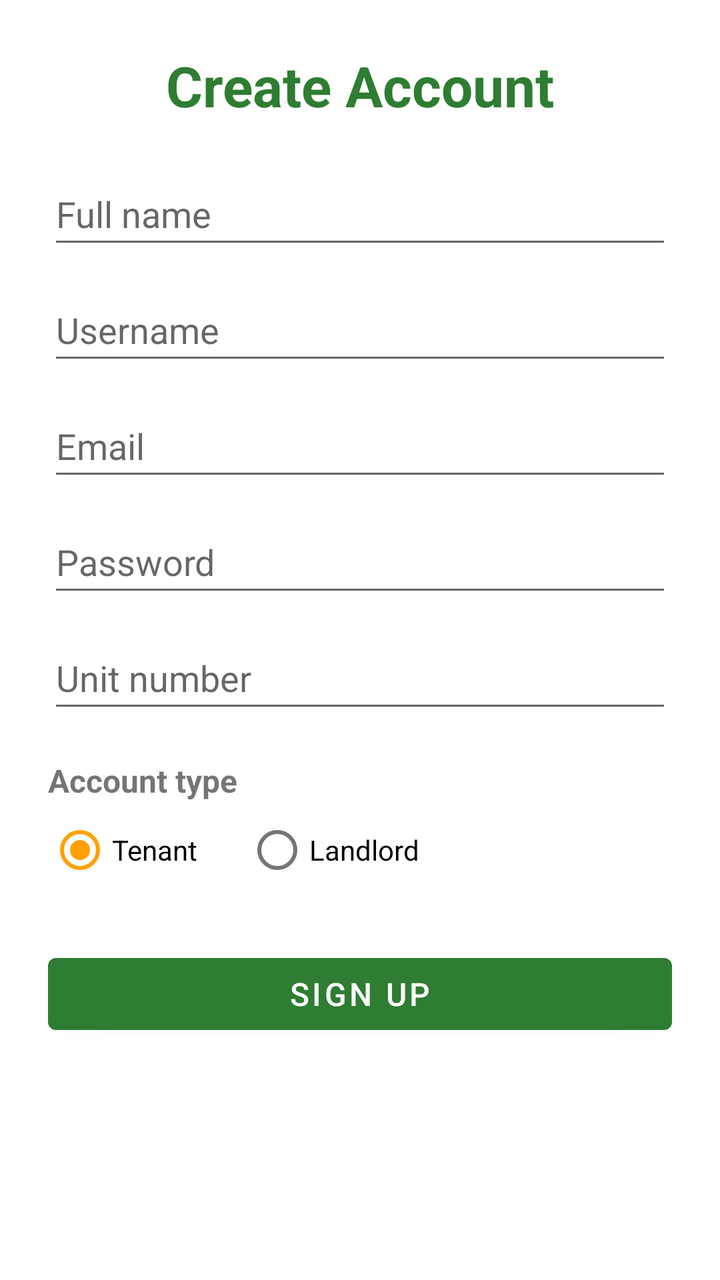
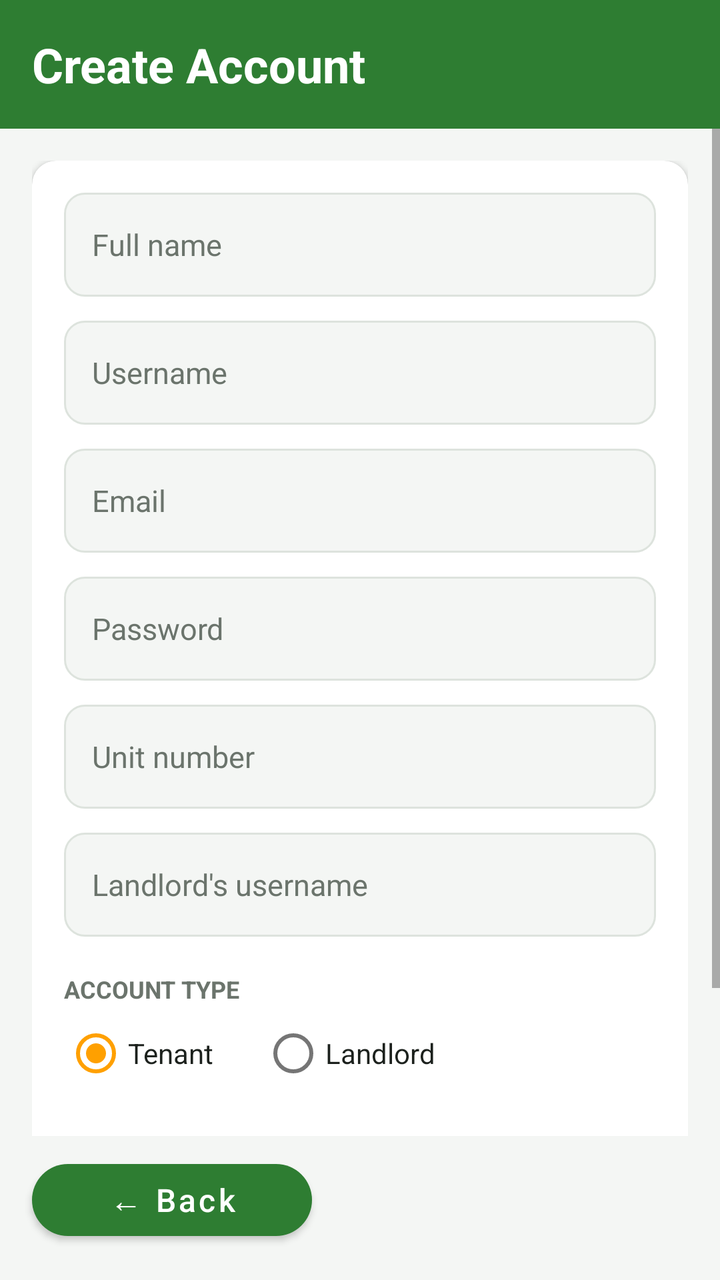

Two renders of the same Android screen: before a commit and after it. Below are the layout's source before the change and the commit's diff.
<!-- AndroidManifest.xml: application theme Theme.FixIt -->
<!-- res/layout/activity_signup.xml -->
<?xml version="1.0" encoding="utf-8"?>
<ScrollView xmlns:android="http://schemas.android.com/apk/res/android"
    android:layout_width="match_parent"
    android:layout_height="match_parent"
    android:fillViewport="true">

    <LinearLayout
        android:layout_width="match_parent"
        android:layout_height="wrap_content"
        android:orientation="vertical"
        android:padding="24dp">

        <TextView
            android:layout_width="match_parent"
            android:layout_height="wrap_content"
            android:layout_marginBottom="20dp"
            android:gravity="center"
            android:text="Create Account"
            android:textColor="@color/fixit_primary"
            android:textSize="28sp"
            android:textStyle="bold" />

        <EditText
            android:id="@+id/etName"
            android:layout_width="match_parent"
            android:layout_height="wrap_content"
            android:hint="Full name"
            android:inputType="textPersonName"
            android:maxLines="1"
            android:minHeight="48dp" />

        <EditText
            android:id="@+id/etSignupUsername"
            android:layout_width="match_parent"
            android:layout_height="wrap_content"
            android:layout_marginTop="10dp"
            android:hint="Username"
            android:inputType="text"
            android:maxLines="1"
            android:minHeight="48dp" />

        <EditText
            android:id="@+id/etEmail"
            android:layout_width="match_parent"
            android:layout_height="wrap_content"
            android:layout_marginTop="10dp"
            android:hint="Email"
            android:inputType="textEmailAddress"
            android:maxLines="1"
            android:minHeight="48dp" />

        <EditText
            android:id="@+id/etSignupPassword"
            android:layout_width="match_parent"
            android:layout_height="wrap_content"
            android:layout_marginTop="10dp"
            android:hint="Password"
            android:inputType="textPassword"
            android:maxLines="1"
            android:minHeight="48dp" />

        <EditText
            android:id="@+id/etUnit"
            android:layout_width="match_parent"
            android:layout_height="wrap_content"
            android:layout_marginTop="10dp"
            android:hint="Unit number"
            android:inputType="text"
            android:maxLines="1"
            android:minHeight="48dp" />

        <TextView
            android:layout_width="match_parent"
            android:layout_height="wrap_content"
            android:layout_marginTop="18dp"
            android:text="Account type"
            android:textSize="16sp"
            android:textStyle="bold" />

        <RadioGroup
            android:id="@+id/rgRole"
            android:layout_width="match_parent"
            android:layout_height="wrap_content"
            android:orientation="horizontal">

            <RadioButton
                android:id="@+id/rbTenant"
                android:layout_width="wrap_content"
                android:layout_height="wrap_content"
                android:checked="true"
                android:text="Tenant" />

            <RadioButton
                android:id="@+id/rbLandlord"
                android:layout_width="wrap_content"
                android:layout_height="wrap_content"
                android:layout_marginStart="24dp"
                android:text="Landlord" />
        </RadioGroup>

        <Button
            android:id="@+id/btnSignup"
            android:layout_width="match_parent"
            android:layout_height="wrap_content"
            android:layout_marginTop="24dp"
            android:minHeight="48dp"
            android:text="Sign Up"
            android:textSize="16sp" />

    </LinearLayout>
</ScrollView>
<!-- resources referenced by this layout -->
<resources>
  <color name="fixit_primary">#2E7D32</color>
  <style name="Theme.FixIt" parent="Theme.MaterialComponents.DayNight.NoActionBar">
          <item name="colorPrimary">@color/fixit_primary</item>
          <item name="colorPrimaryDark">@color/fixit_primary_dark</item>
          <item name="colorAccent">@color/fixit_accent</item>
      </style>
  <color name="fixit_primary_dark">#1B5E20</color>
  <color name="fixit_accent">#FFA000</color>
</resources>

<!-- the commit's change to res/layout/activity_signup.xml (unified diff, before → after) -->
@@ -1,111 +1,151 @@
 <?xml version="1.0" encoding="utf-8"?>
-<ScrollView xmlns:android="http://schemas.android.com/apk/res/android"
+<LinearLayout xmlns:android="http://schemas.android.com/apk/res/android"
+    xmlns:app="http://schemas.android.com/apk/res-auto"
     android:layout_width="match_parent"
     android:layout_height="match_parent"
-    android:fillViewport="true">
+    android:background="@color/fixit_background"
+    android:orientation="vertical">
 
-    <LinearLayout
+    <TextView
+        style="@style/Widget.FixIt.TitleBar"
         android:layout_width="match_parent"
         android:layout_height="wrap_content"
-        android:orientation="vertical"
-        android:padding="24dp">
+        android:text="Create Account" />
 
-        <TextView
+    <ScrollView
+        android:layout_width="match_parent"
+        android:layout_height="0dp"
+        android:layout_weight="1"
+        android:fillViewport="true">
+
+        <LinearLayout
             android:layout_width="match_parent"
             android:layout_height="wrap_content"
-            android:layout_marginBottom="20dp"
-            android:gravity="center"
-            android:text="Create Account"
-            android:textColor="@color/fixit_primary"
-            android:textSize="28sp"
-            android:textStyle="bold" />
+            android:orientation="vertical"
+            android:padding="16dp">
 
-        <EditText
-            android:id="@+id/etName"
-            android:layout_width="match_parent"
-            android:layout_height="wrap_content"
-            android:hint="Full name"
-            android:inputType="textPersonName"
-            android:maxLines="1"
-            android:minHeight="48dp" />
+            <androidx.cardview.widget.CardView
+                style="@style/Widget.FixIt.Card"
+                android:layout_width="match_parent"
+                android:layout_height="wrap_content">
 
-        <EditText
-            android:id="@+id/etSignupUsername"
-            android:layout_width="match_parent"
-            android:layout_height="wrap_content"
-            android:layout_marginTop="10dp"
-            android:hint="Username"
-            android:inputType="text"
-            android:maxLines="1"
-            android:minHeight="48dp" />
+                <LinearLayout
+                    android:layout_width="match_parent"
+                    android:layout_height="wrap_content"
+                    android:orientation="vertical"
+                    android:padding="16dp">
 
-        <EditText
-            android:id="@+id/etEmail"
-            android:layout_width="match_parent"
-            android:layout_height="wrap_content"
-            android:layout_marginTop="10dp"
-            android:hint="Email"
-            android:inputType="textEmailAddress"
-            android:maxLines="1"
-            android:minHeight="48dp" />
+                    <EditText
+                        android:id="@+id/etName"
+                        style="@style/Widget.FixIt.Input"
+                        android:layout_width="match_parent"
+                        android:layout_height="wrap_content"
+                        android:hint="Full name"
+                        android:inputType="textPersonName"
+                        android:maxLines="1" />
 
-        <EditText
-            android:id="@+id/etSignupPassword"
-            android:layout_width="match_parent"
-            android:layout_height="wrap_content"
-            android:layout_marginTop="10dp"
-            android:hint="Password"
-            android:inputType="textPassword"
-            android:maxLines="1"
-            android:minHeight="48dp" />
+                    <EditText
+                        android:id="@+id/etSignupUsername"
+                        style="@style/Widget.FixIt.Input"
+                        android:layout_width="match_parent"
+                        android:layout_height="wrap_content"
+                        android:layout_marginTop="12dp"
+                        android:hint="Username"
+                        android:inputType="text"
+                        android:maxLines="1" />
 
-        <EditText
-            android:id="@+id/etUnit"
-            android:layout_width="match_parent"
-            android:layout_height="wrap_content"
-            android:layout_marginTop="10dp"
-            android:hint="Unit number"
-            android:inputType="text"
-            android:maxLines="1"
-            android:minHeight="48dp" />
+                    <EditText
+                        android:id="@+id/etEmail"
+                        style="@style/Widget.FixIt.Input"
+                        android:layout_width="match_parent"
+                        android:layout_height="wrap_content"
+                        android:layout_marginTop="12dp"
+                        android:hint="Email"
+                        android:inputType="textEmailAddress"
+                        android:maxLines="1" />
 
-        <TextView
-            android:layout_width="match_parent"
-            android:layout_height="wrap_content"
-            android:layout_marginTop="18dp"
-            android:text="Account type"
-            android:textSize="16sp"
-            android:textStyle="bold" />
+                    <EditText
+                        android:id="@+id/etSignupPassword"
+                        style="@style/Widget.FixIt.Input"
+                        android:layout_width="match_parent"
+                        android:layout_height="wrap_content"
+                        android:layout_marginTop="12dp"
+                        android:hint="Password"
+                        android:inputType="textPassword"
+                        android:maxLines="1" />
 
-        <RadioGroup
-            android:id="@+id/rgRole"
-            android:layout_width="match_parent"
-            android:layout_height="wrap_content"
-            android:orientation="horizontal">
+                    <EditText
+                        android:id="@+id/etUnit"
+                        style="@style/Widget.FixIt.Input"
+                        android:layout_width="match_parent"
+                        android:layout_height="wrap_content"
+                        android:layout_marginTop="12dp"
+                        android:hint="Unit number"
+                        android:inputType="text"
+                        android:maxLines="1" />
 
-            <RadioButton
-                android:id="@+id/rbTenant"
-                android:layout_width="wrap_content"
-                android:layout_height="wrap_content"
-                android:checked="true"
-                android:text="Tenant" />
+                    <EditText
+                        android:id="@+id/etLandlordUsername"
+                        style="@style/Widget.FixIt.Input"
+                        android:layout_width="match_parent"
+                        android:layout_height="wrap_content"
+                        android:layout_marginTop="12dp"
+                        android:hint="Landlord's username"
+                        android:inputType="text"
+                        android:maxLines="1" />
 
-            <RadioButton
-                android:id="@+id/rbLandlord"
-                android:layout_width="wrap_content"
-                android:layout_height="wrap_content"
-                android:layout_marginStart="24dp"
-                android:text="Landlord" />
-        </RadioGroup>
+                    <TextView
+                        android:layout_width="match_parent"
+                        android:layout_height="wrap_content"
+                        android:layout_marginTop="18dp"
+                        android:text="ACCOUNT TYPE"
+                        android:textColor="@color/fixit_text_secondary"
+                        android:textSize="12sp"
+                        android:textStyle="bold" />
 
-        <Button
-            android:id="@+id/btnSignup"
-            android:layout_width="match_parent"
-            android:layout_height="wrap_content"
-            android:layout_marginTop="24dp"
-            android:minHeight="48dp"
-            android:text="Sign Up"
-            android:textSize="16sp" />
+                    <RadioGroup
+                        android:id="@+id/rgRole"
+                        android:layout_width="match_parent"
+                        android:layout_height="wrap_content"
+                        android:orientation="horizontal">
 
-    </LinearLayout>
-</ScrollView>
+                        <RadioButton
+                            android:id="@+id/rbTenant"
+                            android:layout_width="wrap_content"
+                            android:layout_height="wrap_content"
+                            android:checked="true"
+                            android:text="Tenant"
+                            android:textColor="@color/fixit_text" />
+
+                        <RadioButton
+                            android:id="@+id/rbLandlord"
+                            android:layout_width="wrap_content"
+                            android:layout_height="wrap_content"
+                            android:layout_marginStart="24dp"
+                            android:text="Landlord"
+                            android:textColor="@color/fixit_text" />
+                    </RadioGroup>
+
+                    <Button
+                        android:id="@+id/btnSignup"
+                        style="@style/Widget.FixIt.Button.Primary"
+                        android:layout_width="match_parent"
+                        android:layout_height="wrap_content"
+                        android:layout_marginTop="20dp"
+                        android:text="Sign Up" />
+                </LinearLayout>
+            </androidx.cardview.widget.CardView>
+        </LinearLayout>
+    </ScrollView>
+
+    <Button
+        android:id="@+id/btnBack"
+        style="@style/Widget.FixIt.Button.Back"
+        android:layout_width="wrap_content"
+        android:layout_height="wrap_content"
+        android:layout_gravity="start"
+        android:layout_marginStart="16dp"
+        android:layout_marginTop="8dp"
+        android:layout_marginBottom="16dp"
+        android:text="&#8592; Back" />
+</LinearLayout>
<!-- resource entries referenced after the edit -->
@@ -1,6 +1,54 @@
 <!-- resources referenced by this layout -->
 <resources>
+  <color name="fixit_background">#F4F6F4</color>
+  <color name="fixit_text">#1C211D</color>
+  <color name="fixit_text_secondary">#6B746C</color>
+  <style name="Widget.FixIt.Button.Back" parent="Widget.MaterialComponents.Button">
+          <item name="backgroundTint">@color/fixit_primary</item>
+          <item name="android:textColor">@color/white</item>
+          <item name="android:textAllCaps">false</item>
+          <item name="android:textSize">16sp</item>
+          <item name="android:minWidth">140dp</item>
+          <item name="cornerRadius">50dp</item>
+      </style>
+  <style name="Widget.FixIt.Button.Primary" parent="Widget.MaterialComponents.Button">
+          <item name="backgroundTint">@color/fixit_primary</item>
+          <item name="android:textColor">@color/white</item>
+          <item name="android:minHeight">52dp</item>
+          <item name="cornerRadius">12dp</item>
+      </style>
+  <style name="Widget.FixIt.Card" parent="">
+          <item name="cardBackgroundColor">@color/white</item>
+          <item name="cardCornerRadius">12dp</item>
+          <item name="cardElevation">2dp</item>
+      </style>
+  <style name="Widget.FixIt.Input" parent="Widget.AppCompat.EditText">
+          <item name="android:background">@drawable/bg_input</item>
+          <item name="android:padding">14dp</item>
+          <item name="android:minHeight">52dp</item>
+          <item name="android:textSize">15sp</item>
+          <item name="android:textColor">@color/fixit_text</item>
+          <item name="android:textColorHint">@color/fixit_text_secondary</item>
+      </style>
+  <style name="Widget.FixIt.TitleBar" parent="">
+          <item name="android:background">@color/fixit_primary</item>
+          <item name="android:padding">16dp</item>
+          <item name="android:textColor">@color/white</item>
+          <item name="android:textSize">24sp</item>
+          <item name="android:textStyle">bold</item>
+      </style>
   <color name="fixit_primary">#2E7D32</color>
+  <color name="white">#FFFFFFFF</color>
+  <!-- drawable bg_input (drawable) -->
+  <?xml version="1.0" encoding="utf-8"?>
+  <shape xmlns:android="http://schemas.android.com/apk/res/android"
+      android:shape="rectangle">
+      <solid android:color="@color/fixit_background" />
+      <stroke
+          android:width="1dp"
+          android:color="@color/fixit_stroke" />
+      <corners android:radius="10dp" />
+  </shape>
   <style name="Theme.FixIt" parent="Theme.MaterialComponents.DayNight.NoActionBar">
           <item name="colorPrimary">@color/fixit_primary</item>
           <item name="colorPrimaryDark">@color/fixit_primary_dark</item>
@@ -8,5 +56,6 @@
       </style>
   <color name="fixit_primary_dark">#1B5E20</color>
   <color name="fixit_accent">#FFA000</color>
+  <color name="fixit_stroke">#DDE3DD</color>
 </resources>
 
